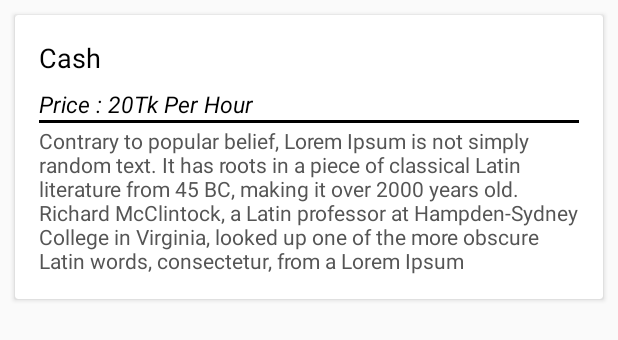
After one commit to amitbd1508/Park-My-Car, an Android app: the layout rent_history_item.xml on its own in the app's theme, with its tools: preview values and no code run, on a phone screen of 412 x 824 dp. The commit adds this screen. Shown: the top 340 px of the screen. Run offline under Robolectric (Android 15) with nearby library versions, the phone set to English and light mode, and no system bars.

Commit message:
history added

```diff
--- a/app/src/main/AndroidManifest.xml
+++ b/app/src/main/AndroidManifest.xml
@@ -70,7 +70,8 @@
             android:label="@string/title_activity_rent_user_map" />
         <activity android:name=".activity.RentPostActivity" />
         <activity android:name=".activity.AddRentPostActivity" />
-        <activity android:name=".activity.ParkRequstActivity"></activity>
+        <activity android:name=".activity.ParkRequstActivity" />
+        <activity android:name=".activity.RentHistoryActivity"></activity>
     </application>
 
 </manifest>
--- a/app/src/main/java/com/blakflag/parkmycar/activity/LoginActivity.java
+++ b/app/src/main/java/com/blakflag/parkmycar/activity/LoginActivity.java
@@ -190,7 +190,7 @@ public class LoginActivity extends AppCompatActivity {
     }
 
     public void onLoginFailed(String error) {
-        Toast.makeText(getBaseContext(), error, Toast.LENGTH_LONG).show();
+        //Toast.makeText(getBaseContext(), error, Toast.LENGTH_LONG).show();
 
         _loginButton.setEnabled(true);
     }
--- a/app/src/main/java/com/blakflag/parkmycar/util/App.java
+++ b/app/src/main/java/com/blakflag/parkmycar/util/App.java
@@ -10,6 +10,7 @@ public  class App {
     public final static String USER_DB="PARKING_USER/User_db";
     public final static String RENT_PARKINFO_DB="RENT_USER/parkinfo";
     public final static String PARKING_REQUSET_DB="RENT_USER/PARKING_REQUSET";
+    public static final String PARKING_HISTORY_DB = "History/RentHistoryDB";
     public static User user;
     public static void initUser()
     {
--- a/app/src/main/res/layout/activity_maps.xml
+++ b/app/src/main/res/layout/activity_maps.xml
@@ -28,20 +28,20 @@
         android:padding="5dp">
 
         <ImageView
-            android:id="@+id/iv_map_drawer"
+            android:id="@+id/drawer_menue"
             android:layout_width="wrap_content"
             android:layout_height="20dp"
             android:layout_centerVertical="true"
             android:background="@android:color/transparent"
             android:scaleType="fitCenter"
-            android:src="@drawable/ic_menu" />
+            android:src="@drawable/ic_menu"/>
 
         <EditText
             android:id="@+id/etLocationSearchbar"
             android:layout_width="match_parent"
             android:layout_height="wrap_content"
             android:layout_margin="8dp"
-            android:layout_toRightOf="@id/iv_map_drawer"
+            android:layout_toRightOf="@id/drawer_menue"
             android:background="#ffffff"
             android:hint="Search location"
             android:padding="6dp"
--- a/app/src/main/res/layout/activity_park_requst.xml
+++ b/app/src/main/res/layout/activity_park_requst.xml
@@ -5,8 +5,8 @@
     android:layout_width="match_parent"
     android:layout_height="match_parent"
     app:layout_behavior="@string/appbar_scrolling_view_behavior"
-    tools:context=".activity.RentPostActivity"
-    tools:showIn="@layout/activity_rent_post">
+    tools:context=".activity.ParkRequstActivity"
+    tools:showIn="@layout/activity_park_requst">
 
     <android.support.v7.widget.RecyclerView
         android:layout_width="match_parent"
--- /dev/null
+++ b/app/src/main/res/layout/rent_history_item.xml
@@ -0,0 +1,62 @@
+<RelativeLayout xmlns:android="http://schemas.android.com/apk/res/android"
+    android:layout_width="match_parent"
+    android:layout_height="wrap_content"
+    android:id="@+id/card"
+    xmlns:app="http://schemas.android.com/apk/res-auto">
+
+    <android.support.v7.widget.CardView
+        android:layout_width="match_parent"
+        android:layout_height="wrap_content"
+        android:layout_margin="10dp"
+        android:elevation="6dp"
+        android:layout_centerHorizontal="true">
+
+        <LinearLayout
+            android:layout_width="match_parent"
+            android:layout_height="wrap_content"
+            android:orientation="vertical">
+            <LinearLayout
+                android:layout_width="match_parent"
+                android:layout_height="wrap_content"
+                android:orientation="vertical"
+                android:padding="16dp">
+                <TextView
+                    android:id="@+id/name"
+                    android:layout_width="match_parent"
+                    android:layout_height="wrap_content"
+                    android:layout_marginBottom="8dp"
+                    android:elevation="8dp"
+                    android:text="Cash"
+                    android:textColor="#000"
+                    android:textSize="18sp" />
+
+                <TextView
+                    android:layout_width="match_parent"
+                    android:layout_height="wrap_content"
+                    android:id="@+id/price"
+                    android:textColor="#000000"
+                    android:text="Price : 20Tk Per Hour"
+                    android:textStyle="italic"
+                    android:textSize="15sp"/>
+                <TextView
+                    android:layout_width="match_parent"
+                    android:layout_height="2dp"
+                    android:background="#000000"/>
+
+                <TextView
+                    android:id="@+id/description"
+                    android:layout_width="match_parent"
+                    android:layout_height="wrap_content"
+                    android:layout_marginTop="2dp"
+                    android:text="Contrary to popular belief, Lorem Ipsum is not simply random text. It has roots in a piece of classical Latin literature from 45 BC, making it over 2000 years old. Richard McClintock, a Latin professor at Hampden-Sydney College in Virginia, looked up one of the more obscure Latin words, consectetur, from a Lorem Ipsum"
+                    android:textColor="#555" />
+
+
+            </LinearLayout>
+
+
+        </LinearLayout>
+
+    </android.support.v7.widget.CardView>
+
+</RelativeLayout>
```
Also changed, not shown: app/src/main/java/com/blakflag/parkmycar/activity/MapsActivity.java (+13 -8 lines), app/src/main/java/com/blakflag/parkmycar/activity/ParkRequstActivity.java (+34 -4 lines), app/src/main/java/com/blakflag/parkmycar/activity/RentPostActivity.java (+14 -7 lines), app/src/main/java/com/blakflag/parkmycar/model/History.java (added, +9 -0 lines), app/src/main/res/drawable/parking.png (added), 1 other file.
